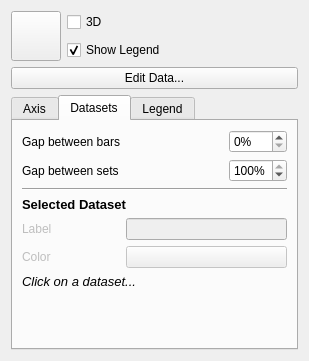
This is kchart/shape/ChartConfigWidget.ui in KDE/koffice-chartingshape as Qt 5 draws it before an edit. The edited form follows.
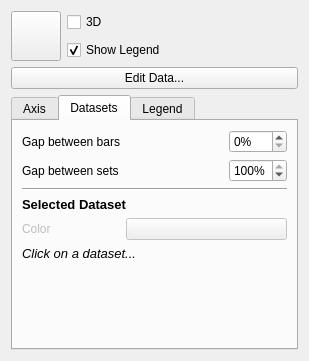
This is the edited form. The open tabs and pages were chosen to show the change. Icons and pictures are not drawn. Custom widgets are drawn as their Qt base class.

Commit message: Work on the chart shape:  o Basic saving to ODF of the diagram's axes  o Added methods to retrieve KDChart elements:    + coordinate plane    + diagram    + legend

Patch:
```diff
--- a/kchart/shape/ChartConfigWidget.ui
+++ b/kchart/shape/ChartConfigWidget.ui
@@ -224,23 +224,6 @@
         </widget>
        </item>
        <item row="4" column="0" >
-        <widget class="QLabel" name="datasetLabelLabel" >
-         <property name="enabled" >
-          <bool>false</bool>
-         </property>
-         <property name="text" >
-          <string>Label</string>
-         </property>
-        </widget>
-       </item>
-       <item row="4" column="1" colspan="2" >
-        <widget class="QLineEdit" name="datasetLabel" >
-         <property name="enabled" >
-          <bool>false</bool>
-         </property>
-        </widget>
-       </item>
-       <item row="5" column="0" >
         <widget class="QLabel" name="datasetColorLabel" >
          <property name="enabled" >
           <bool>false</bool>
@@ -250,14 +233,14 @@
          </property>
         </widget>
        </item>
-       <item row="5" column="1" colspan="2" >
+       <item row="4" column="1" colspan="2" >
         <widget class="KColorButton" name="datasetColor" >
          <property name="enabled" >
           <bool>false</bool>
          </property>
         </widget>
        </item>
-       <item row="6" column="0" colspan="2" >
+       <item row="5" column="0" colspan="2" >
         <widget class="QLabel" name="selectDatasetNote" >
          <property name="text" >
           <string>&lt;html>&lt;head>&lt;meta name="qrichtext" content="1" />&lt;style type="text/css">
@@ -267,7 +250,7 @@
          </property>
         </widget>
        </item>
-       <item row="7" column="0" colspan="3" >
+       <item row="6" column="0" colspan="3" >
         <spacer>
          <property name="orientation" >
           <enum>Qt::Vertical</enum>
```
Left out of the diff: 9 changed lines with no effect on the pictures. The commit also changes 3 other files.
